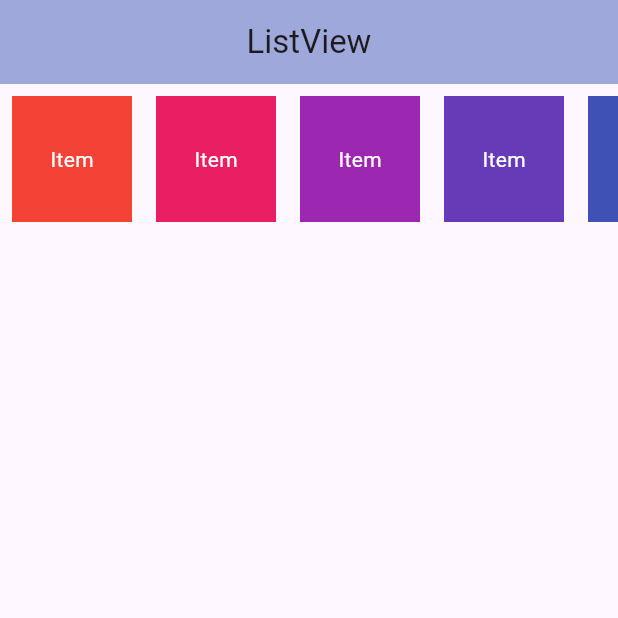
After one commit to MuhammadAmirKhan-57/listview_example, a Flutter app: the screen it shows after launch, on a phone screen of 412 x 824 dp, the top half of it. The commit adds this screen. Run offline on Flutter 3.47's test engine with Material 3 defaults, Android fonts, the phone set to English and light mode, and no system bars.

Commit message:
ListView/Horizental

```diff
--- /dev/null
+++ b/lib/horizental_listView.dart
@@ -0,0 +1,37 @@
+import 'package:flutter/material.dart';
+
+class HorizentalListView extends StatelessWidget {
+  const HorizentalListView({super.key});
+
+  @override
+  Widget build(BuildContext context) {
+    return Scaffold(
+      appBar: AppBar(
+        centerTitle: true,
+        title: const Text('ListView'),
+        backgroundColor: Colors.indigo.shade200,
+      ),
+      body: SizedBox(
+        height: 100,
+        child: ListView.builder(
+          itemCount: 20,
+          scrollDirection: Axis.horizontal,
+          itemBuilder: (context, i) {
+            return Container(
+              width: 80,
+              height: 80,
+              margin: const EdgeInsets.all(8),
+              color: Colors.primaries[i % Colors.primaries.length],
+              child: const Center(
+                child: Text(
+                  'Item',
+                  style: TextStyle(color: Colors.white),
+                ),
+              ),
+            );
+          },
+        ),
+      ),
+    );
+  }
+}
--- a/lib/main.dart
+++ b/lib/main.dart
@@ -1,4 +1,5 @@
 import 'package:flutter/material.dart';
+import 'package:listview_example/horizental_listView.dart';
 import 'package:listview_example/listview_screen.dart';
 
 void main() {
@@ -12,7 +13,7 @@ class MyApp extends StatelessWidget {
   Widget build(BuildContext context) {
     return MaterialApp(
       debugShowCheckedModeBanner: false,
-      home: ListViewScreen(),
+      home: HorizentalListView(),
     );
   }
 }
```
